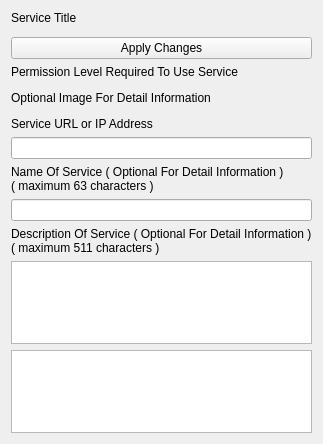
Before: the Qt Designer form AppsSrc/CommonSrc/Forms/AppletServiceBaseSettings.ui in brettrjones-github/nolimitconnect, drawn with Qt 5.
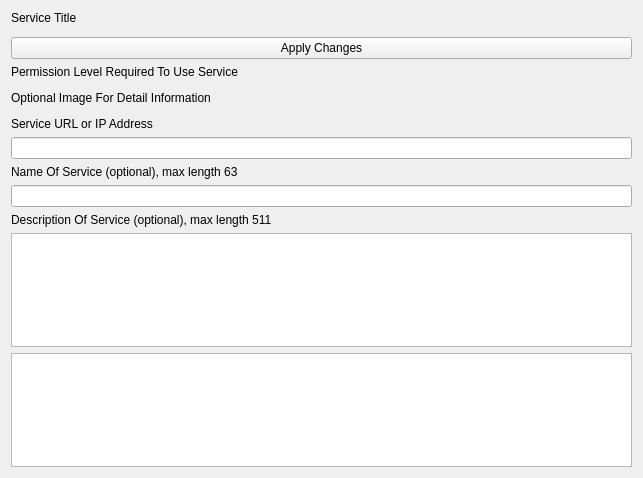
After: the same form once the commit is applied. Custom widgets are drawn as their Qt base class.

```diff
--- a/AppsSrc/CommonSrc/Forms/AppletServiceBaseSettings.ui
+++ b/AppsSrc/CommonSrc/Forms/AppletServiceBaseSettings.ui
@@ -6,8 +6,8 @@
    <rect>
     <x>0</x>
     <y>0</y>
-    <width>301</width>
-    <height>444</height>
+    <width>643</width>
+    <height>478</height>
    </rect>
   </property>
   <property name="windowTitle">
@@ -94,8 +94,7 @@
    <item>
     <widget class="QLabel" name="m_UserDisplayedNameLabel">
      <property name="text">
-      <string>Name Of Service ( Optional For Detail Information )
-( maximum 63 characters )</string>
+      <string>Name Of Service (optional), max length 63</string>
      </property>
     </widget>
    </item>
@@ -109,8 +108,7 @@
    <item>
     <widget class="QLabel" name="m_DescriptionLabel">
      <property name="text">
-      <string>Description Of Service ( Optional For Detail Information )
-( maximum 511 characters )</string>
+      <string>Description Of Service (optional), max length 511</string>
      </property>
     </widget>
    </item>
```
